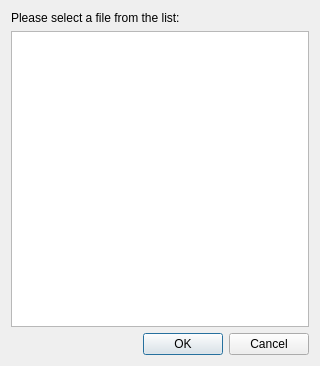
First picture: the form in _common/qt-modules/file_list_browser/file_list_browser.ui, repository WohlSoft/Moondust-Project, before the edit.
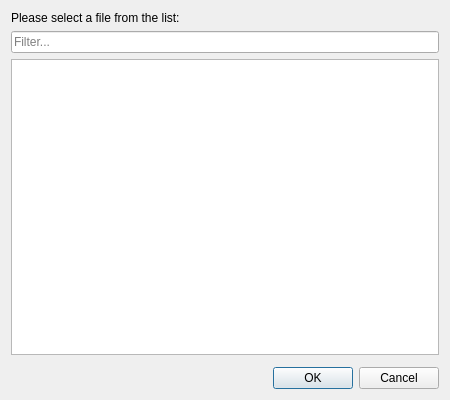
Second picture: the form after the edit. Icons and pictures are not drawn.

```diff
--- a/_common/qt-modules/file_list_browser/file_list_browser.ui
+++ b/_common/qt-modules/file_list_browser/file_list_browser.ui
@@ -6,14 +6,14 @@
    <rect>
     <x>0</x>
     <y>0</y>
-    <width>320</width>
-    <height>366</height>
+    <width>450</width>
+    <height>400</height>
    </rect>
   </property>
   <property name="minimumSize">
    <size>
-    <width>278</width>
-    <height>366</height>
+    <width>450</width>
+    <height>400</height>
    </size>
   </property>
   <property name="windowTitle">
@@ -24,8 +24,30 @@
     <normaloff>:/moondust/new.png</normaloff>:/moondust/new.png</iconset>
   </property>
   <layout class="QGridLayout" name="gridLayout">
+   <item row="1" column="0">
+    <widget class="QLineEdit" name="filterLine">
+     <property name="sizePolicy">
+      <sizepolicy hsizetype="Expanding" vsizetype="Maximum">
+       <horstretch>0</horstretch>
+       <verstretch>0</verstretch>
+      </sizepolicy>
+     </property>
+     <property name="placeholderText">
+      <string>Filter...</string>
+     </property>
+     <property name="clearButtonEnabled">
+      <bool>true</bool>
+     </property>
+    </widget>
+   </item>
    <item row="0" column="0">
     <widget class="QLabel" name="label">
+     <property name="sizePolicy">
+      <sizepolicy hsizetype="Preferred" vsizetype="Maximum">
+       <horstretch>0</horstretch>
+       <verstretch>0</verstretch>
+      </sizepolicy>
+     </property>
      <property name="whatsThis">
       <string>&lt;html&gt;&lt;head/&gt;&lt;body&gt;&lt;p&gt;This is a list of level files, what placed with your current file in the same folder.&lt;/p&gt;&lt;/body&gt;&lt;/html&gt;</string>
      </property>
@@ -37,8 +59,24 @@
      </property>
     </widget>
    </item>
-   <item row="1" column="0">
-    <widget class="QListWidget" name="FileList">
+   <item row="4" column="0">
+    <widget class="QDialogButtonBox" name="buttonBox">
+     <property name="sizePolicy">
+      <sizepolicy hsizetype="Expanding" vsizetype="Maximum">
+       <horstretch>0</horstretch>
+       <verstretch>0</verstretch>
+      </sizepolicy>
+     </property>
+     <property name="orientation">
+      <enum>Qt::Horizontal</enum>
+     </property>
+     <property name="standardButtons">
+      <set>QDialogButtonBox::Cancel|QDialogButtonBox::Ok</set>
+     </property>
+    </widget>
+   </item>
+   <item row="2" column="0">
+    <widget class="QListView" name="FileList">
      <property name="minimumSize">
       <size>
        <width>0</width>
@@ -53,13 +91,19 @@
      </property>
     </widget>
    </item>
-   <item row="2" column="0">
-    <widget class="QDialogButtonBox" name="buttonBox">
-     <property name="orientation">
-      <enum>Qt::Horizontal</enum>
+   <item row="3" column="0">
+    <widget class="QFrame" name="extraWidget">
+     <property name="sizePolicy">
+      <sizepolicy hsizetype="Preferred" vsizetype="Maximum">
+       <horstretch>0</horstretch>
+       <verstretch>0</verstretch>
+      </sizepolicy>
      </property>
-     <property name="standardButtons">
-      <set>QDialogButtonBox::Cancel|QDialogButtonBox::Ok</set>
+     <property name="frameShape">
+      <enum>QFrame::NoFrame</enum>
+     </property>
+     <property name="frameShadow">
+      <enum>QFrame::Raised</enum>
      </property>
     </widget>
    </item>
```
